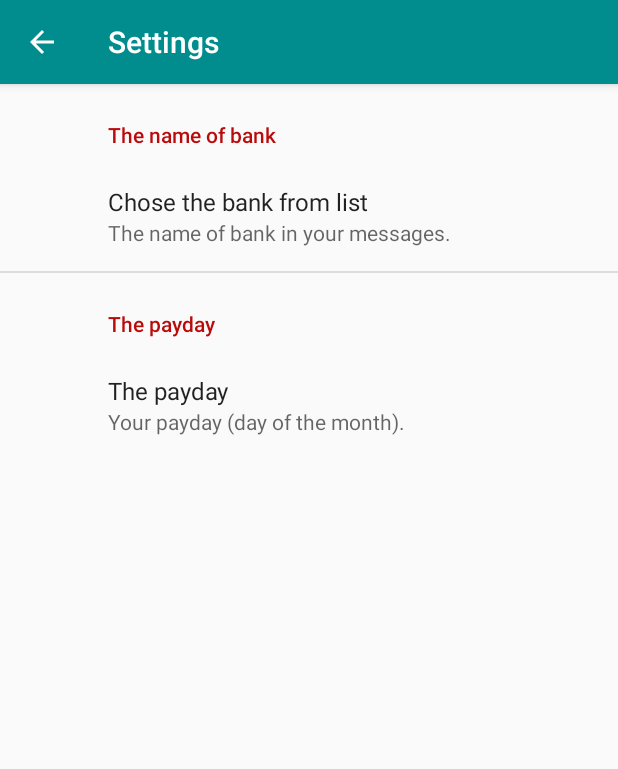
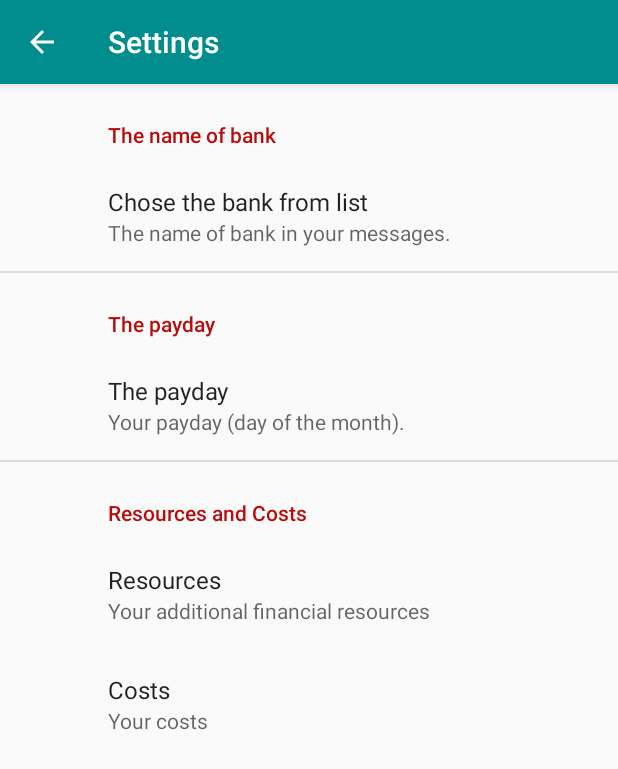
Before and after one commit to RomanJunczys/MyExpenses, an Android app: the SettingsActivity screen opened directly, with no data from a screen before it, on a phone screen of 412 x 824 dp. Shown: the top 769 px of the screen. Run offline under Robolectric (Android 15) with nearby library versions, the phone set to English and light mode, and no system bars; our stand-ins replace androidx.preference; 2 statements that could not run were skipped.

Commit message:
I have included additional costs and resources.
I have added additional resources and cost in the main window - main activity. Additional resoruces and costs you can set up in Settings window - SettingActivity.

```diff
--- a/app/src/main/java/pl/krakow/junczys/myexpenses/SettingsActivity.java
+++ b/app/src/main/java/pl/krakow/junczys/myexpenses/SettingsActivity.java
@@ -177,6 +177,28 @@ public class SettingsActivity extends AppCompatActivity implements SharedPrefere
                         });
             }
 
+            numberPreference = findPreference("key_resources_preference");
+            if (numberPreference != null) {
+                numberPreference.setOnBindEditTextListener(
+                        new EditTextPreference.OnBindEditTextListener() {
+                            @Override
+                            public void onBindEditText(@NonNull EditText editText) {
+                                editText.setInputType(InputType.TYPE_CLASS_NUMBER);
+                            }
+                        });
+            }
+
+            numberPreference = findPreference("key_costs_preference");
+            if (numberPreference != null) {
+                numberPreference.setOnBindEditTextListener(
+                        new EditTextPreference.OnBindEditTextListener() {
+                            @Override
+                            public void onBindEditText(@NonNull EditText editText) {
+                                editText.setInputType(InputType.TYPE_CLASS_NUMBER);
+                            }
+                        });
+            }
+
         }
     }
 }
--- a/app/src/main/res/values/strings.xml
+++ b/app/src/main/res/values/strings.xml
@@ -40,4 +40,13 @@
     <string name="str_daily_budget">daily budget</string>
     <string name="str_days_to_payday">days to payday</string>
 
+    <string name="str_resources_and_costs">Resources and Costs</string>
+    <string name="str_resources_description">Your additional financial resources</string>
+    <string name="str_resources">Resources</string>
+
+
+    <string name="str_costs_description">Your costs</string>
+    <string name="str_costs">Costs</string>
+
+
 </resources>
--- a/app/src/main/res/xml/root_preferences.xml
+++ b/app/src/main/res/xml/root_preferences.xml
@@ -24,5 +24,26 @@
             android:title="@string/str_the_payday" />
     </PreferenceCategory>
 
+    <PreferenceCategory android:title="@string/str_resources_and_costs">
+
+        <EditTextPreference
+            android:defaultValue="0"
+            android:inputType="numberDecimal"
+            android:key="key_resources_preference"
+            android:selectAllOnFocus="true"
+            android:singleLine="true"
+            android:summary="@string/str_resources_description"
+            android:title="@string/str_resources" />
+
+        <EditTextPreference
+            android:defaultValue="0"
+            android:inputType="numberDecimal"
+            android:key="key_costs_preference"
+            android:selectAllOnFocus="true"
+            android:singleLine="true"
+            android:summary="@string/str_costs_description"
+            android:title="@string/str_costs" />
+    </PreferenceCategory>
+
 
 </PreferenceScreen>
```
Also changed, not shown: app/src/main/java/pl/krakow/junczys/myexpenses/MainActivity.java (+11 -0 lines), app/src/main/res/layout/activity_main.xml (+17 -6 lines).
